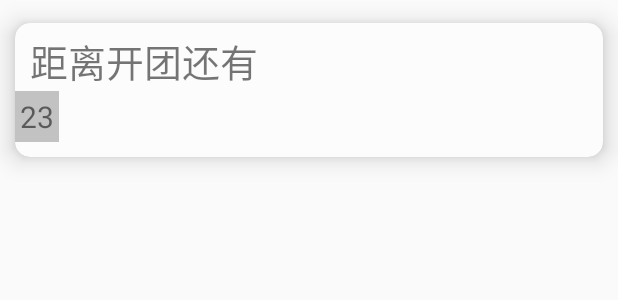
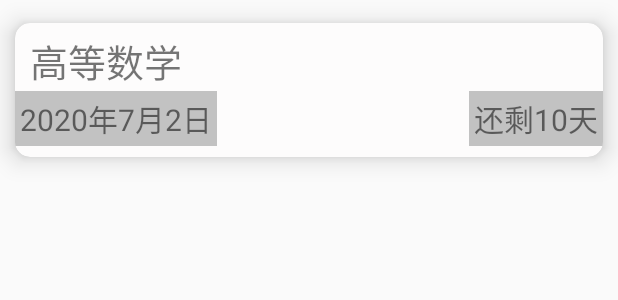
Before and after one commit to Produce404/WHUCampus, an Android app: the layout time_item.xml on its own in the app's theme, with its tools: preview values and no code run, on a phone screen of 412 x 824 dp. Shown: the top 300 px of the screen. Run offline under Robolectric (Android 15) with nearby library versions, the phone set to English and light mode, and no system bars.

Commit message:
7.21测试二版

```diff
--- a/app/src/main/java/com/example/hp/mycampus/activity/NewsShowActivity.java
+++ b/app/src/main/java/com/example/hp/mycampus/activity/NewsShowActivity.java
@@ -3,6 +3,7 @@ package com.example.hp.mycampus.activity;
 import androidx.appcompat.app.AppCompatActivity;
 import androidx.appcompat.widget.Toolbar;
 
+import android.app.Activity;
 import android.content.Intent;
 import android.os.Bundle;
 import android.view.Gravity;
@@ -70,8 +71,7 @@ public class NewsShowActivity extends AppCompatActivity {
     public boolean onOptionsItemSelected(MenuItem item) {
         switch (item.getItemId()) {
             case R.id.like_menu:
-                break;
-            case R.id.collect_menu:
+                Toast.makeText(NewsShowActivity.this, "点赞成功！", Toast.LENGTH_SHORT).show();
                 break;
         }
         return true;
--- a/app/src/main/java/com/example/hp/mycampus/util/TimeDatabaseHelper.java
+++ b/app/src/main/java/com/example/hp/mycampus/util/TimeDatabaseHelper.java
@@ -14,7 +14,8 @@ public class TimeDatabaseHelper extends SQLiteOpenHelper {
         db.execSQL("create table time(" +
                 "id integer primary key autoincrement," +
                 "name text," +
-                "date text)");
+                "date text,"+
+                "countdown text)");
     }
 
     @Override
--- a/app/src/main/res/layout/activity_add_time.xml
+++ b/app/src/main/res/layout/activity_add_time.xml
@@ -48,12 +48,6 @@
         android:calendarViewShown="true"
         android:spinnersShown="true"
         />
-    <!-- 定义一个TimePicker组件 -->
-    <TimePicker android:id="@+id/timePicker"
-        android:layout_width="wrap_content"
-        android:layout_height="100dp"
-        android:layout_gravity="center_horizontal"
-        android:timePickerMode="spinner" />
     <Button
         android:id="@+id/button"
         android:layout_width="wrap_content"
--- a/app/src/main/res/layout/time_item.xml
+++ b/app/src/main/res/layout/time_item.xml
@@ -30,7 +30,7 @@
                     android:layout_height="wrap_content"
                     android:layout_centerVertical="true"
                     android:layout_marginRight="5.0dip"
-                    android:text="距离开团还有"
+                    android:text="高等数学"
                     android:textSize="25sp" />.
 
 
@@ -41,7 +41,8 @@
             <RelativeLayout
                 android:layout_width="match_parent"
                 android:layout_height="wrap_content"
-                android:layout_below="@+id/daojishi_rl">
+                android:layout_below="@+id/daojishi_rl"
+                android:orientation="horizontal" >
 
                 <TextView
                     android:id="@+id/date"
@@ -51,10 +52,23 @@
                     android:layout_gravity="right"
                     android:background="#c2c2c2"
                     android:padding="3dp"
-                    android:text="23"
+                    android:text="2020年7月2日"
                     android:textSize="20sp" />
+                <LinearLayout
+                    android:layout_width="fill_parent"
+                    android:layout_height="wrap_content"
+                    android:gravity="right" >
 
-
+                    <TextView
+                        android:id="@+id/countdown"
+                        android:layout_width="wrap_content"
+                        android:layout_height="wrap_content"
+                        android:gravity="right"
+                        android:background="#c2c2c2"
+                        android:padding="3dp"
+                        android:text="还剩10天"
+                        android:textSize="20sp" />
+                </LinearLayout>
             </RelativeLayout>
         </LinearLayout>
     </androidx.cardview.widget.CardView>
```
Also changed, not shown: app/src/main/java/com/example/hp/mycampus/activity/AddTimeActivity.java (+86 -25 lines), app/src/main/java/com/example/hp/mycampus/activity/TimeActivity.java (+5 -3 lines), app/src/main/java/com/example/hp/mycampus/adapter/TimeRecycleAdapter.java (+7 -1 lines), app/src/main/java/com/example/hp/mycampus/model/Time.java (+9 -1 lines), app/src/main/res/menu/news_toolbar.xml (+0 -8 lines), app/src/main/res/drawable/school.png (added).
